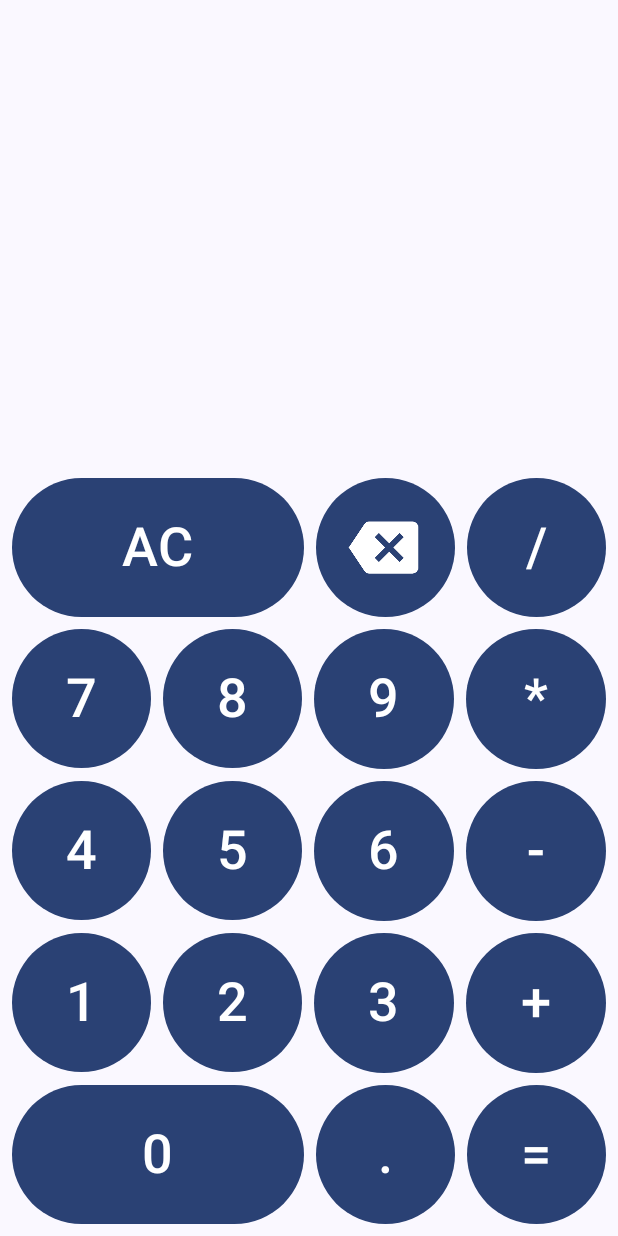
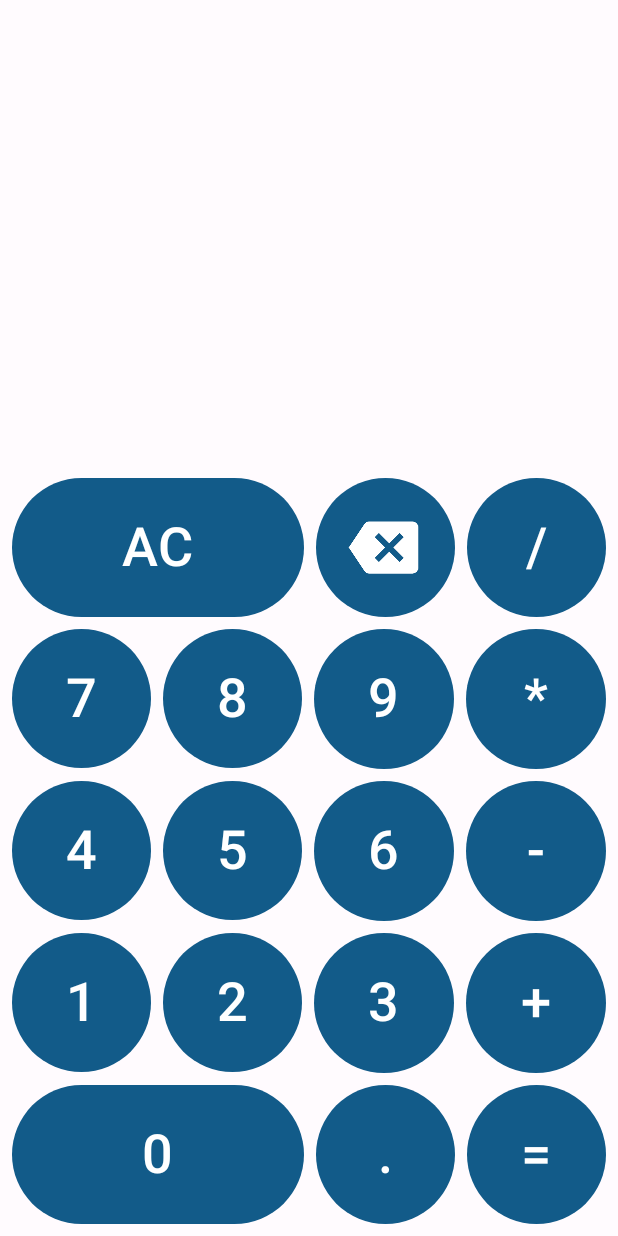
Before and after one commit to UtebayPi/CoCalculator, an Android app built with Jetpack Compose: the screen it shows after launch (MainActivity), on a phone screen of 412 x 824 dp. Run offline under Robolectric (Android 15) with nearby library versions, the phone set to English and light mode, and no system bars.

Commit message:
Finished up the app. Made little changes to a theme. Turned off rotation.

```diff
--- a/app/src/main/AndroidManifest.xml
+++ b/app/src/main/AndroidManifest.xml
@@ -15,6 +15,7 @@
             android:name=".MainActivity"
             android:exported="true"
             android:label="@string/app_name"
+            android:screenOrientation="portrait"
             android:theme="@style/Theme.CoCalculator">
             <intent-filter>
                 <action android:name="android.intent.action.MAIN" />
--- a/app/src/main/java/com/example/cocalculator/CalcViewModel.kt
+++ b/app/src/main/java/com/example/cocalculator/CalcViewModel.kt
@@ -42,6 +42,7 @@ class CalcViewModel : ViewModel() {
     }
 
     fun operationPressed(newOperation: Operations) {
+        if (number1.isNotEmpty() && number2.isNotEmpty() && operation != null) calculate()
         operation = newOperation
     }
 
@@ -66,11 +67,9 @@ class CalcViewModel : ViewModel() {
         val num2 = number2.toFloatOrNull()
         if (num1 == null || num2 == null) return
         val result = when (operation) {
-            Operations.Multiply ->
-                num1 * num2
+            Operations.Multiply -> num1 * num2
             Operations.Divide -> {
-                if (num2 == 0F) return else
-                    num1 / num2
+                if (num2 == 0F) return else num1 / num2
             }
             Operations.Subtract -> num1 - num2
             Operations.Add -> num1 + num2
--- a/app/src/main/java/com/example/cocalculator/Calculator.kt
+++ b/app/src/main/java/com/example/cocalculator/Calculator.kt
@@ -1,8 +1,11 @@
 package com.example.cocalculator
 
-import androidx.compose.foundation.*
+import androidx.compose.foundation.background
+import androidx.compose.foundation.clickable
 import androidx.compose.foundation.layout.*
+import androidx.compose.foundation.rememberScrollState
 import androidx.compose.foundation.shape.CircleShape
+import androidx.compose.foundation.verticalScroll
 import androidx.compose.material.icons.Icons
 import androidx.compose.material.icons.filled.Backspace
 import androidx.compose.material3.Icon
@@ -13,7 +16,6 @@ import androidx.compose.ui.Alignment
 import androidx.compose.ui.Modifier
 import androidx.compose.ui.draw.clip
 import androidx.compose.ui.draw.scale
-import androidx.compose.ui.graphics.Color
 import androidx.compose.ui.text.style.TextAlign
 import androidx.compose.ui.tooling.preview.Preview
 import androidx.compose.ui.unit.dp
@@ -26,23 +28,8 @@ fun Calculator() {
     val viewModel = viewModel<CalcViewModel>()
     val spacing = 8.dp
     val scrollState = rememberScrollState(0)
-//    Column(verticalArrangement = Arrangement.Bottom) {
-//        Text(
-//            text = "afssggsogihgifghfdgdghofisjhoigidsfsfsdfjoisfishgiosdhdoihgosdogisdghojsgidoshsohgdshgosgdoghosdhgodishgsdodhogdhgoisghsghsdghsghsgoisdhgoisdgosighso",
-////            text = viewModel.number1 +
-////                    (viewModel.operation?.symbol ?: "") +
-////                    viewModel.number2,
-//            modifier = Modifier
-//                .align(Alignment.End)
-//                .weight(1F)
-//                .verticalScroll(scrollState),
-//            fontSize = 70.sp,
-//            //maxLines = 2,
-//            lineHeight = 70.sp
-//        )
     Column(
         modifier = Modifier
-            //.weight(2F)
             .fillMaxSize()
             .padding(PaddingValues(spacing)),
         verticalArrangement = Arrangement
@@ -54,7 +41,6 @@ fun Calculator() {
                 .align(Alignment.End)
         ) {
             Text(
-                // text = "afssggsdghsgsdgohddd",
                 text = viewModel.number1 +
                         (viewModel.operation?.symbol ?: "") +
                         viewModel.number2,
@@ -82,8 +68,7 @@ fun Calculator() {
             )
             Icon(
                 imageVector = Icons.Filled.Backspace,
-                tint = if (isSystemInDarkTheme()) MaterialTheme.colorScheme.surface
-                else Color.White,
+                tint = MaterialTheme.colorScheme.onPrimary,
                 contentDescription = "Delete",
                 modifier = Modifier
                     .clip(CircleShape)
@@ -92,7 +77,7 @@ fun Calculator() {
                     .background(MaterialTheme.colorScheme.primary)
                     .clickable { viewModel.delete() }
                     .scale(0.5F)
-                    .offset(x = -3.dp)
+                    .offset(x = (-3).dp)
             )
             CalculatorButton(
                 onClick = { viewModel.operationPressed(Operations.Divide) },
--- a/app/src/main/java/com/example/cocalculator/ui/theme/Color.kt
+++ b/app/src/main/java/com/example/cocalculator/ui/theme/Color.kt
@@ -14,3 +14,20 @@ val Pink80 = Color(0xFFEFB8C8)
 val Purple40 = Color(0xFF6650a4)
 val PurpleGrey40 = Color(0xFF625b71)
 val Pink40 = Color(0xFF7D5260)
+
+val Gainsboro = Color(0xFFd5dfe5)
+val BlackShadows = Color(0xFFc9b1bd)
+
+val PewterBlue = Color(0xFF83a1b3)
+val MountbattenPink = Color(0xFF9a6e84)
+val RouseTaupe = Color(0xFF875f5e)
+val Ebony = Color(0xFF596650)
+val Feldgrau = Color(0xFF3d5249)
+
+val DarkElectricBlue = Color(0XFF4e6c7e)
+
+val LapisLazul = Color(0Xff125b89)
+
+val StarCommandBlue = Color(0Xff2f7cac)
+
+val BlueSapphire = Color(0xFF236187)
--- a/app/src/main/java/com/example/cocalculator/ui/theme/Theme.kt
+++ b/app/src/main/java/com/example/cocalculator/ui/theme/Theme.kt
@@ -1,27 +1,47 @@
 package com.example.cocalculator.ui.theme
 
 import android.app.Activity
-import android.os.Build
 import androidx.compose.foundation.isSystemInDarkTheme
-import androidx.compose.material3.*
+import androidx.compose.material3.MaterialTheme
+import androidx.compose.material3.darkColorScheme
+import androidx.compose.material3.lightColorScheme
 import androidx.compose.runtime.Composable
 import androidx.compose.runtime.SideEffect
 import androidx.compose.ui.graphics.Color
 import androidx.compose.ui.graphics.toArgb
-import androidx.compose.ui.platform.LocalContext
 import androidx.compose.ui.platform.LocalView
 import androidx.core.view.ViewCompat
 
+//private val DarkColorScheme = darkColorScheme(
+//    primary = Purple40,
+//    secondary = PurpleGrey40,
+//    tertiary = Pink40,
+//)
+//
+//private val LightColorScheme = lightColorScheme(
+//    primary = Purple40,
+//    secondary = PurpleGrey40,
+//    tertiary = Pink40,
+//    background = Color(0xFFFFFBFE),
+//    surface = Color(0xFFFFFBFE),
+//    onPrimary = Color.White,
+//    onSecondary = Color.White,
+//    onTertiary = Color.White,
+//    onBackground = Color(0xFF1C1B1F),
+//    onSurface = Color(0xFF1C1B1F),
+//
+//)
 private val DarkColorScheme = darkColorScheme(
-    primary = Purple40,
-    secondary = PurpleGrey40,
-    tertiary = Pink40,
+    primary = StarCommandBlue,
+    secondary = MountbattenPink,
+    tertiary = Ebony,
+    onPrimary = Color.Black,
 )
 
 private val LightColorScheme = lightColorScheme(
-    primary = Purple40,
-    secondary = PurpleGrey40,
-    tertiary = Pink40,
+    primary = LapisLazul,
+    secondary = RouseTaupe,
+    tertiary = Feldgrau,
     background = Color(0xFFFFFBFE),
     surface = Color(0xFFFFFBFE),
     onPrimary = Color.White,
@@ -30,7 +50,7 @@ private val LightColorScheme = lightColorScheme(
     onBackground = Color(0xFF1C1B1F),
     onSurface = Color(0xFF1C1B1F),
 
-)
+    )
 
 @Composable
 fun CoCalculatorTheme(
@@ -40,10 +60,10 @@ fun CoCalculatorTheme(
     content: @Composable () -> Unit
 ) {
     val colorScheme = when {
-        dynamicColor && Build.VERSION.SDK_INT >= Build.VERSION_CODES.S -> {
-            val context = LocalContext.current
-            if (darkTheme) dynamicDarkColorScheme(context) else dynamicLightColorScheme(context)
-        }
+//        dynamicColor && Build.VERSION.SDK_INT >= Build.VERSION_CODES.S -> {
+//            val context = LocalContext.current
+//            if (darkTheme) dynamicDarkColorScheme(context) else dynamicLightColorScheme(context)
+//        }
         darkTheme -> DarkColorScheme
         else -> LightColorScheme
     }
--- a/build.gradle
+++ b/build.gradle
@@ -2,7 +2,7 @@ buildscript {
 
 }// Top-level build file where you can add configuration options common to all sub-projects/modules.
 plugins {
-    id 'com.android.application' version '7.4.0' apply false
-    id 'com.android.library' version '7.4.0' apply false
+    id 'com.android.application' version '7.4.1' apply false
+    id 'com.android.library' version '7.4.1' apply false
     id 'org.jetbrains.kotlin.android' version '1.7.20' apply false
 }
```
